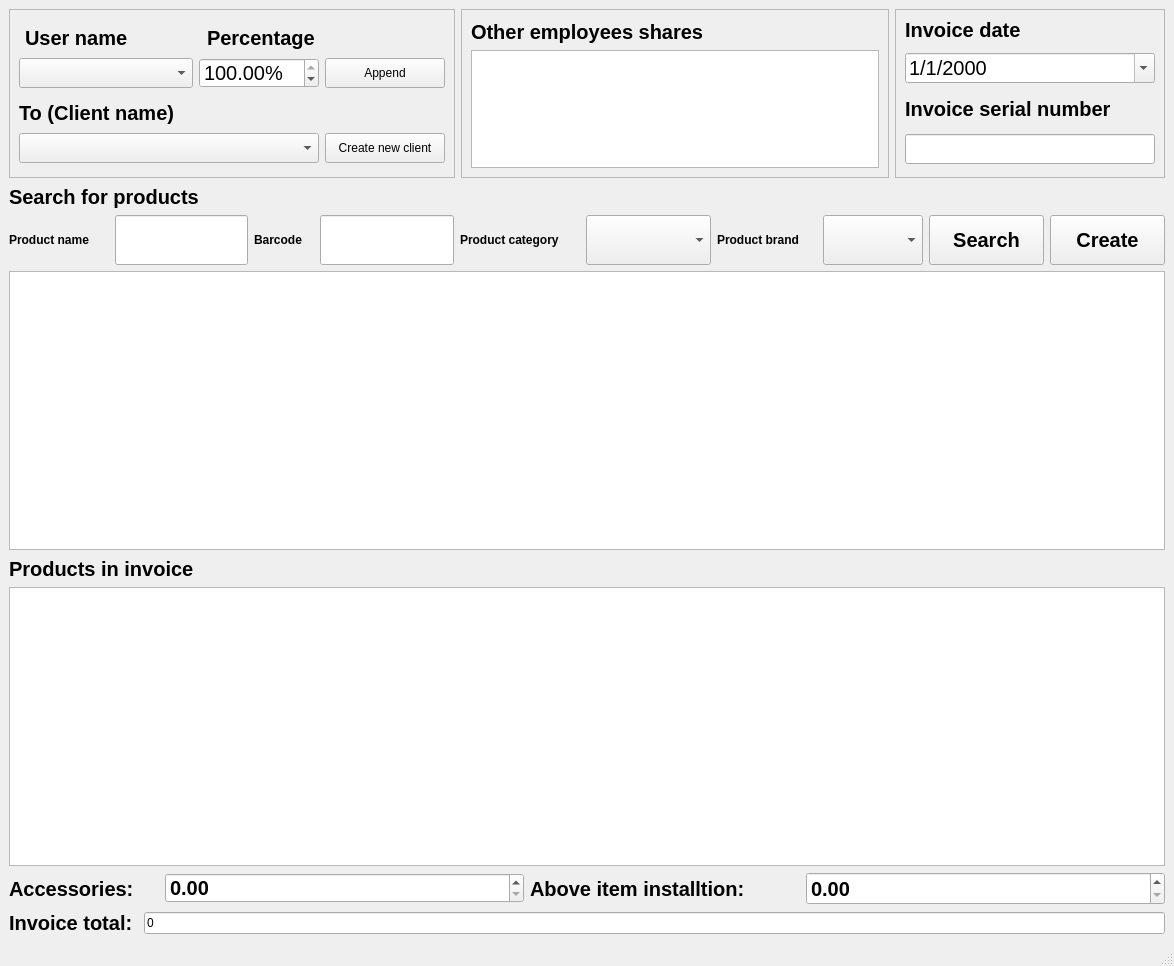
The window that forms/create_invoice_GUI.ui (nasserahmed96/invoces_manager) describes before a commit, drawn with Qt 5.
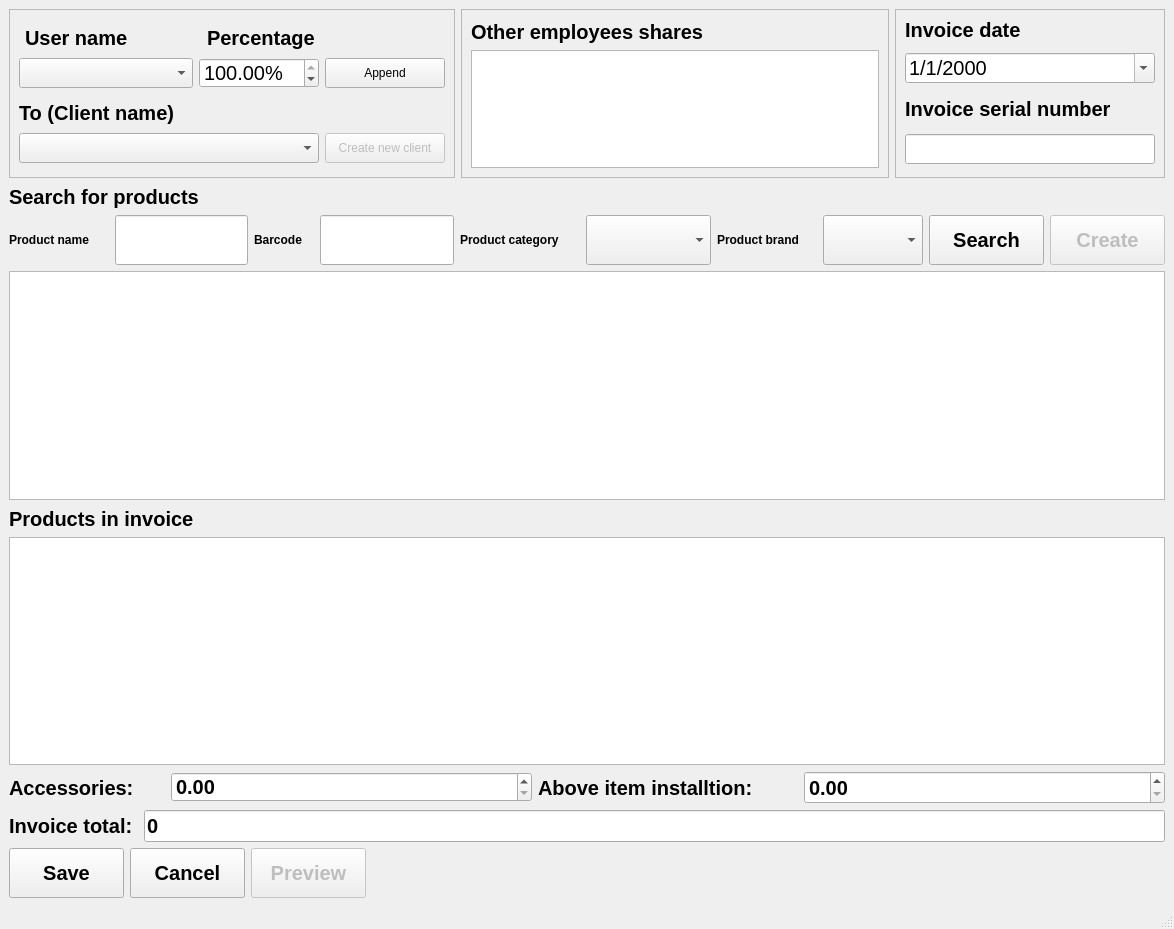
The same window after the commit.

Commit message: Add create invoice PDF export

```diff
--- a/forms/create_invoice_GUI.ui
+++ b/forms/create_invoice_GUI.ui
@@ -7,7 +7,7 @@
     <x>0</x>
     <y>0</y>
     <width>1174</width>
-    <height>966</height>
+    <height>929</height>
    </rect>
   </property>
   <property name="windowTitle">
@@ -253,6 +253,9 @@
            </item>
            <item>
             <widget class="QPushButton" name="add_client_btn">
+             <property name="enabled">
+              <bool>false</bool>
+             </property>
              <property name="sizePolicy">
               <sizepolicy hsizetype="Preferred" vsizetype="Preferred">
                <horstretch>0</horstretch>
@@ -718,6 +721,9 @@
       </item>
       <item>
        <widget class="QPushButton" name="create_btn">
+        <property name="enabled">
+         <bool>false</bool>
+        </property>
         <property name="sizePolicy">
          <sizepolicy hsizetype="Preferred" vsizetype="Preferred">
           <horstretch>0</horstretch>
@@ -800,7 +806,7 @@
        <widget class="QLabel" name="accessories_label">
         <property name="maximumSize">
          <size>
-          <width>150</width>
+          <width>156</width>
           <height>16777215</height>
          </size>
         </property>
@@ -850,7 +856,7 @@
         </property>
         <property name="maximumSize">
          <size>
-          <width>270</width>
+          <width>260</width>
           <height>16777215</height>
          </size>
         </property>
@@ -903,6 +909,18 @@
       </item>
       <item>
        <widget class="QLineEdit" name="invoice_total_line_edit">
+        <property name="minimumSize">
+         <size>
+          <width>0</width>
+          <height>30</height>
+         </size>
+        </property>
+        <property name="font">
+         <font>
+          <pointsize>15</pointsize>
+          <bold>true</bold>
+         </font>
+        </property>
         <property name="text">
          <string>0</string>
         </property>
@@ -913,6 +931,101 @@
       </item>
      </layout>
     </item>
+    <item>
+     <layout class="QHBoxLayout" name="horizontalLayout_8">
+      <item>
+       <widget class="QPushButton" name="save_btn">
+        <property name="minimumSize">
+         <size>
+          <width>115</width>
+          <height>50</height>
+         </size>
+        </property>
+        <property name="maximumSize">
+         <size>
+          <width>115</width>
+          <height>50</height>
+         </size>
+        </property>
+        <property name="font">
+         <font>
+          <pointsize>15</pointsize>
+          <bold>true</bold>
+         </font>
+        </property>
+        <property name="text">
+         <string>Save</string>
+        </property>
+       </widget>
+      </item>
+      <item>
+       <widget class="QPushButton" name="cancel_btn">
+        <property name="minimumSize">
+         <size>
+          <width>115</width>
+          <height>50</height>
+         </size>
+        </property>
+        <property name="maximumSize">
+         <size>
+          <width>115</width>
+          <height>50</height>
+         </size>
+        </property>
+        <property name="font">
+         <font>
+          <pointsize>15</pointsize>
+          <bold>true</bold>
+         </font>
+        </property>
+        <property name="text">
+         <string>Cancel</string>
+        </property>
+       </widget>
+      </item>
+      <item>
+       <widget class="QPushButton" name="preview_btn">
+        <property name="enabled">
+         <bool>false</bool>
+        </property>
+        <property name="minimumSize">
+         <size>
+          <width>115</width>
+          <height>50</height>
+         </size>
+        </property>
+        <property name="maximumSize">
+         <size>
+          <width>115</width>
+          <height>50</height>
+         </size>
+        </property>
+        <property name="font">
+         <font>
+          <pointsize>15</pointsize>
+          <bold>true</bold>
+         </font>
+        </property>
+        <property name="text">
+         <string>Preview</string>
+        </property>
+       </widget>
+      </item>
+      <item>
+       <spacer name="horizontalSpacer_3">
+        <property name="orientation">
+         <enum>Qt::Horizontal</enum>
+        </property>
+        <property name="sizeHint" stdset="0">
+         <size>
+          <width>798</width>
+          <height>20</height>
+         </size>
+        </property>
+       </spacer>
+      </item>
+     </layout>
+    </item>
    </layout>
   </widget>
   <widget class="QMenuBar" name="menubar">
```
Left out of the diff: 19 changed lines with no effect on the pictures. The commit also changes 19 other files.
